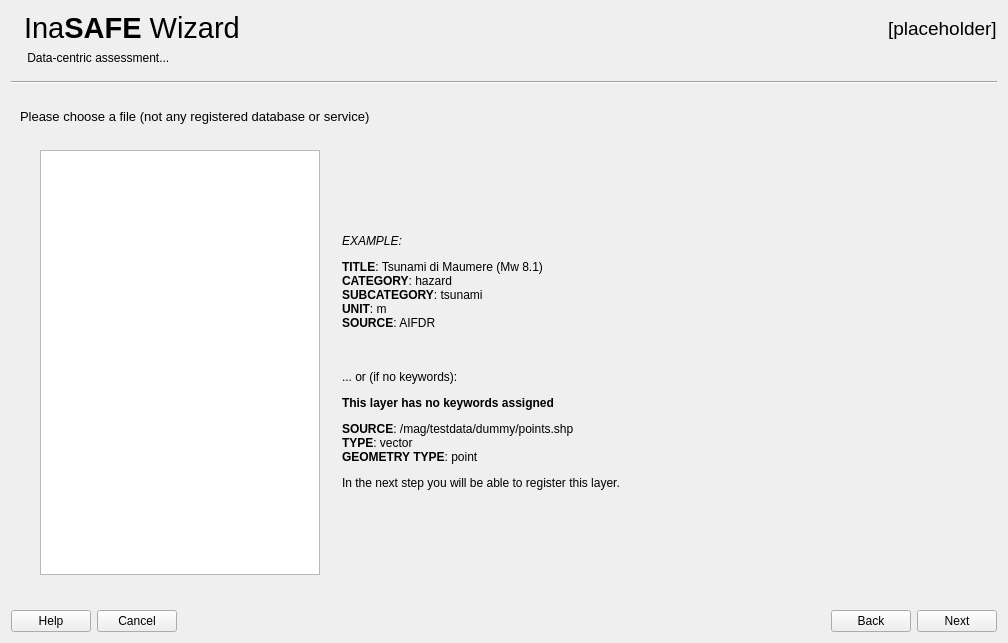
Old version of the form safe_qgis/ui/wizard_dialog_base.ui in the repository inasafe/inasafe.
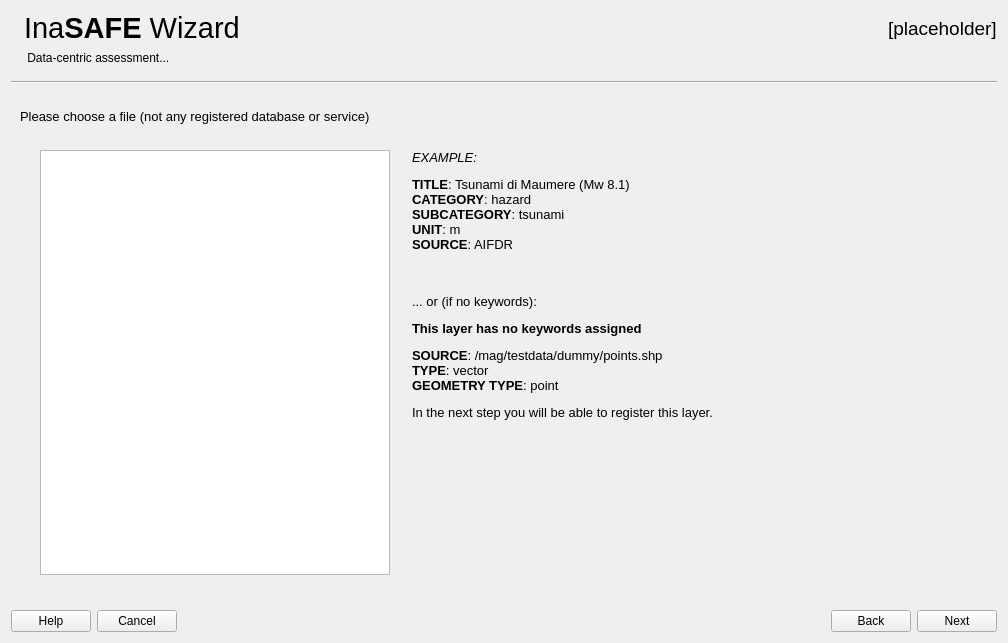
New version of the form. The open tabs and pages were chosen to show the change. Icons and pictures are not drawn. Custom widgets are drawn as their Qt base class.

Commit message: [IFCW] Fix validation for PostGIS layers

```diff
--- a/safe_qgis/ui/wizard_dialog_base.ui
+++ b/safe_qgis/ui/wizard_dialog_base.ui
@@ -2034,18 +2034,12 @@
          </item>
          <item row="0" column="3">
           <widget class="QLabel" name="lblDescribeBrowserHazLayer">
-           <property name="sizePolicy">
-            <sizepolicy hsizetype="Expanding" vsizetype="Expanding">
-             <horstretch>0</horstretch>
-             <verstretch>0</verstretch>
-            </sizepolicy>
-           </property>
-           <property name="styleSheet">
-            <string notr="true">font-size:9pt;</string>
-           </property>
            <property name="text">
             <string>&lt;html&gt;&lt;head/&gt;&lt;body&gt;&lt;p&gt;&lt;i&gt;EXAMPLE:&lt;/i&gt;&lt;/p&gt;&lt;p&gt;&lt;span style=&quot; font-weight:600;&quot;&gt;TITLE&lt;/span&gt;: Tsunami di Maumere (Mw 8.1)&lt;br/&gt;&lt;span style=&quot; font-weight:600;&quot;&gt;CATEGORY&lt;/span&gt;: hazard&lt;br/&gt;&lt;span style=&quot; font-weight:600;&quot;&gt;SUBCATEGORY&lt;/span&gt;: tsunami&lt;br/&gt;&lt;span style=&quot; font-weight:600;&quot;&gt;UNIT&lt;/span&gt;: m&lt;br/&gt;&lt;span style=&quot; font-weight:600;&quot;&gt;SOURCE&lt;/span&gt;: AIFDR &lt;br/&gt;&lt;br/&gt;&lt;/p&gt;&lt;p&gt;... or (if no keywords):&lt;/p&gt;&lt;p&gt;&lt;span style=&quot; font-weight:600;&quot;&gt;This layer has no keywords assigned&lt;/span&gt;&lt;/p&gt;&lt;p&gt;&lt;span style=&quot; font-weight:600;&quot;&gt;SOURCE&lt;/span&gt;: /mag/testdata/dummy/points.shp&lt;br/&gt;&lt;span style=&quot; font-weight:600;&quot;&gt;TYPE&lt;/span&gt;: vector&lt;br/&gt;&lt;span style=&quot; font-weight:600;&quot;&gt;GEOMETRY TYPE&lt;/span&gt;: point&lt;/p&gt;&lt;p&gt;In the next step you will be able to register this layer.&lt;/p&gt;&lt;/body&gt;&lt;/html&gt;</string>
            </property>
+           <property name="alignment">
+            <set>Qt::AlignLeading|Qt::AlignLeft|Qt::AlignTop</set>
+           </property>
            <property name="wordWrap">
             <bool>true</bool>
            </property>
@@ -2071,13 +2065,13 @@
           <widget class="QTreeView" name="tvBrowserHazard">
            <property name="minimumSize">
             <size>
-             <width>280</width>
+             <width>350</width>
              <height>0</height>
             </size>
            </property>
            <property name="maximumSize">
             <size>
-             <width>280</width>
+             <width>350</width>
              <height>16777215</height>
             </size>
            </property>
```
Left out of the diff: 56 changed lines with no effect on the pictures. The commit also changes 2 other files.
